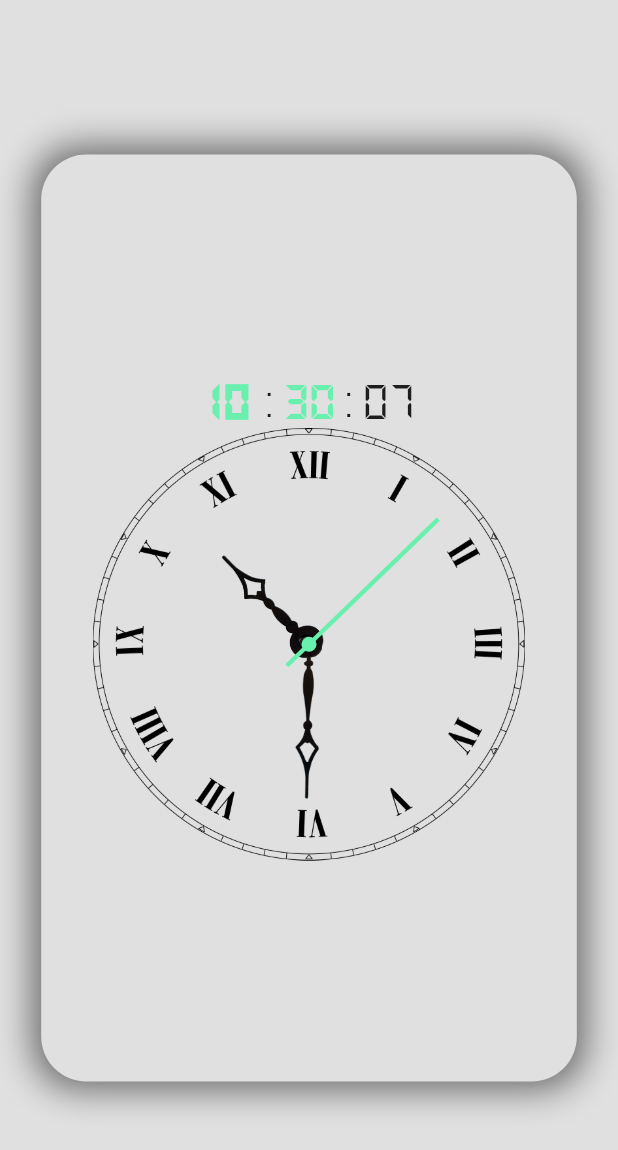
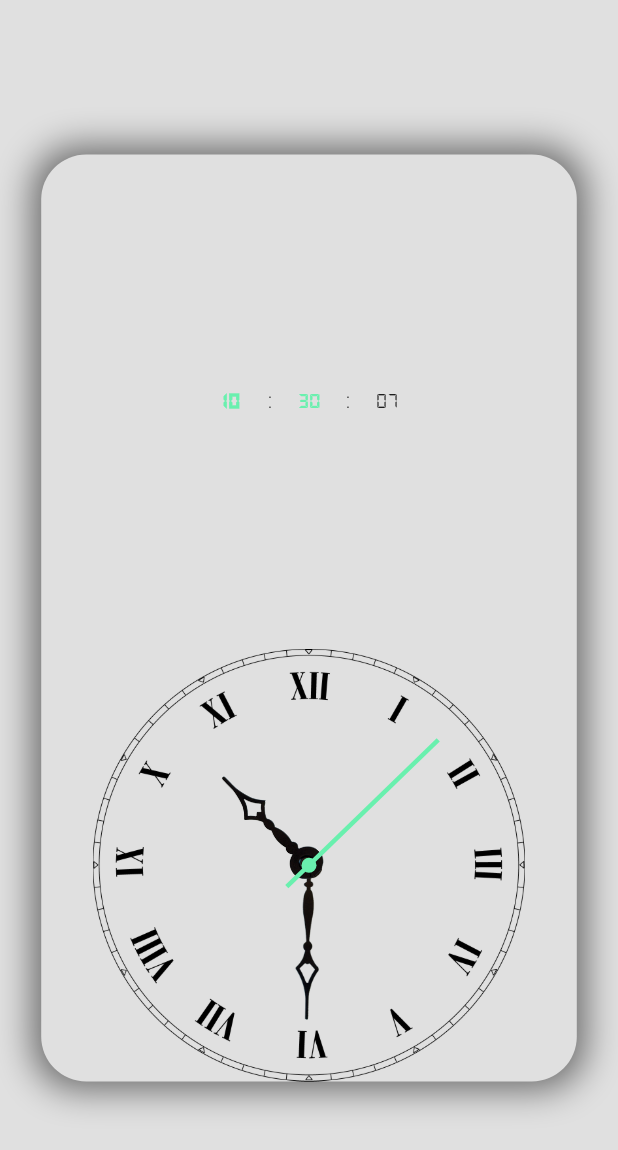
Before and after one commit to MohammedSalehelShazly/clock, a Flutter app: the screen it shows after launch, on a phone screen of 412 x 824 dp. Shown: the top 1150 px of the screen. Run offline on Flutter 3.47's test engine with Material 2 defaults, Android fonts, the phone set to English and light mode, and no system bars; drawn by our look-alikes of auto_size_text.

```diff
--- a/lib/clock.dart
+++ b/lib/clock.dart
@@ -1,6 +1,7 @@
 import 'dart:async';
 import 'dart:math';
 
+import 'package:auto_size_text/auto_size_text.dart';
 import 'package:flutter/cupertino.dart';
 import 'package:flutter/material.dart';
 import 'package:flutter/rendering.dart';
@@ -12,13 +13,15 @@ class Clock extends StatefulWidget {
 
 class _ClockState extends State<Clock> {
 
+  isPortrait()=> MediaQuery.of(context).size.height/MediaQuery.of(context).size.width >=1;
+
   double screenWidth(){
-    if( MediaQuery.of(context).orientation == Orientation.portrait )
+    if( isPortrait() /*MediaQuery.of(context).orientation == Orientation.portrait*/ )
       return MediaQuery.of(context).size.width ;
     else return MediaQuery.of(context).size.height ;
   }
   double screenHeight(){
-    if( MediaQuery.of(context).orientation == Orientation.portrait )
+    if(  isPortrait() /*MediaQuery.of(context).orientation == Orientation.portrait*/ )
       return MediaQuery.of(context).size.height ;
     else return MediaQuery.of(context).size.width ;
   }
@@ -44,7 +47,6 @@ class _ClockState extends State<Clock> {
 
   TextStyle timeStyle()=> TextStyle(
       fontFamily: 'DS' ,
-      fontSize: textScale(35) ,
       color: Colors.greenAccent ,
       fontWeight: FontWeight.w900);
 
@@ -67,7 +69,7 @@ class _ClockState extends State<Clock> {
           color: Colors.grey[300]
         ),
         margin: EdgeInsets.symmetric(
-            vertical: MediaQuery.of(context).orientation == Orientation.portrait ? screenHeight()/8 :screenHeight()/25,
+            vertical: isPortrait() ? screenHeight()/8 :screenWidth()/8,
             horizontal: screenWidth()/15),
         child: Column(
           crossAxisAlignment: CrossAxisAlignment.center,
@@ -95,7 +97,8 @@ class _ClockState extends State<Clock> {
             ),*/
 
 
-            Container(
+            Expanded(
+              child: Container(
                 width: screenWidth()/2.7,
                 child: Row(
                   mainAxisAlignment: MainAxisAlignment.center,
@@ -104,29 +107,52 @@ class _ClockState extends State<Clock> {
                     Expanded(
                       child: Container(
                           alignment: Alignment.center,
-                        child: Text('${fieldHour( hour(time) )}' ,style: timeStyle(),)),
+                          child: AutoSizeText(
+                            '${fieldHour( hour(time) )}',
+                            style: timeStyle(),
+                            minFontSize: textScale(15),
+                            maxFontSize: textScale(40),
+                          )),
                     ),
 
-                  Text(':',style: TextStyle(fontFamily: 'DS' ,fontSize: textScale(30)),),
+                    AutoSizeText(':',
+                      style: TextStyle(fontFamily: 'DS',),
+                      minFontSize: textScale(15),
+                      maxFontSize: textScale(40),
+                    ),
 
                     Expanded(
                       child: Container(
                           alignment: Alignment.center,
-                        child: Text('${fieldMnt(time.minute)}' ,style: timeStyle().copyWith(fontWeight: FontWeight.w700),)),
+                          child: AutoSizeText('${fieldMnt(time.minute)}' ,
+                            style: timeStyle().copyWith(fontWeight: FontWeight.w700),
+                            minFontSize: textScale(15),
+                            maxFontSize: textScale(40),
+                          )),
                     ),
 
 
-                  Text(':',style: TextStyle(fontFamily: 'DS' ,fontSize: textScale(30)),),
+                    AutoSizeText(':',
+                      style: TextStyle(fontFamily: 'DS',),
+                      minFontSize: textScale(15),
+                      maxFontSize: textScale(40),
+                    ),
 
                     Expanded(
                       child: Container(
                           alignment: Alignment.center,
-                        child: Text('${fieldScnd(time.second)}' ,style: timeStyle().copyWith(fontWeight: FontWeight.normal ,color: Colors.black87),)),
+                          child: AutoSizeText('${fieldScnd(time.second)}' ,
+                            style: timeStyle().copyWith(fontWeight: FontWeight.normal ,color: Colors.black87),
+                            minFontSize: textScale(15),
+                            maxFontSize: textScale(40),
+                          )),
                     ),
 
                   ],
                 ),
               ),
+            ),
+
 
             Container(
               alignment: Alignment.center,
--- a/pubspec.yaml
+++ b/pubspec.yaml
@@ -28,6 +28,7 @@ dependencies:
   # The following adds the Cupertino Icons font to your application.
   # Use with the CupertinoIcons class for iOS style icons.
   cupertino_icons: ^1.0.2
+  auto_size_text: ^2.1.0
 
 dev_dependencies:
   flutter_test:
```
Also changed, not shown: pubspec.lock. Lines whose indentation alone changed are shown as unchanged.
